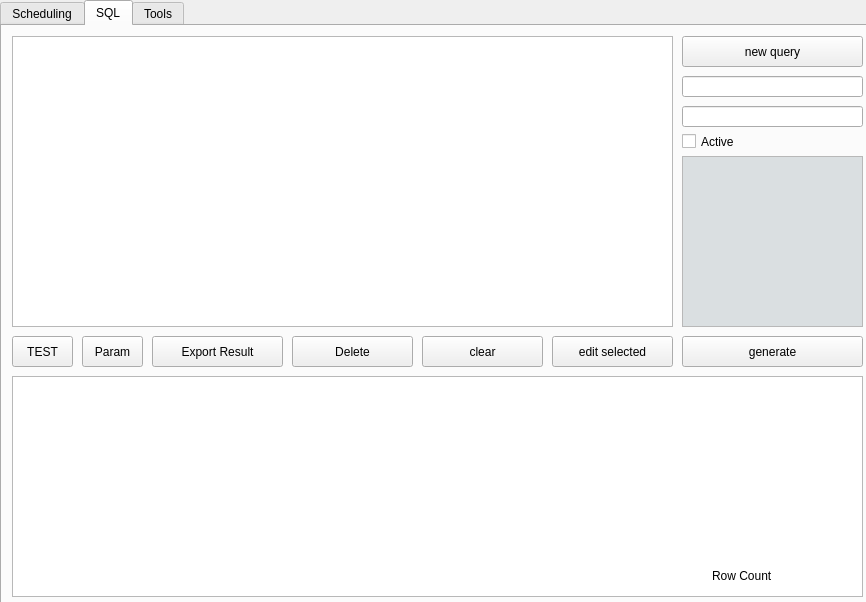
Before: the Qt Designer form reporter.ui in Davebudil/reporter, drawn with Qt 5.
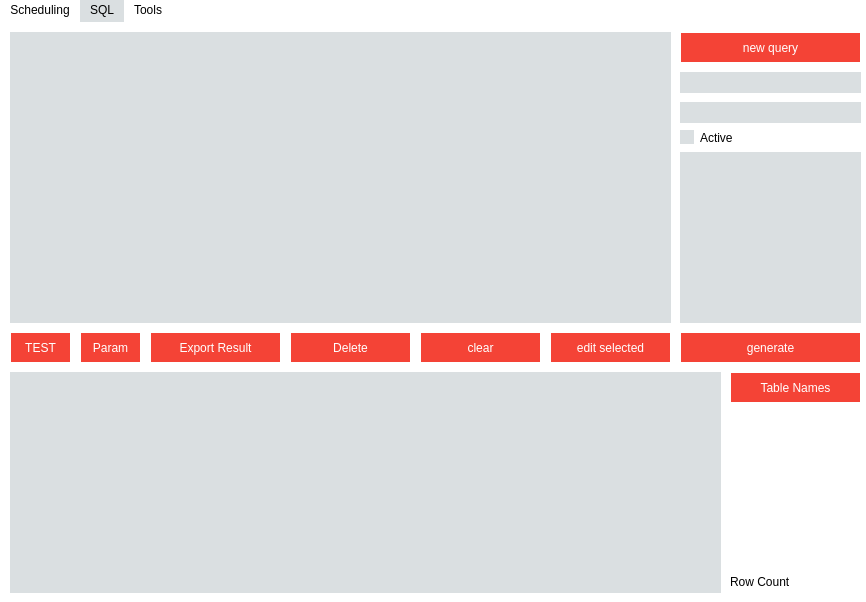
After: the same form once the commit is applied. Icons and pictures are not drawn.

Commit message: Fixed master parameter crashes, found bug with CSV generation. Now working on displaying the database info -> table names and column names, half done.

The edit to the form file:
```diff
--- a/reporter.ui
+++ b/reporter.ui
@@ -475,7 +475,7 @@
 
 QTabWidget::tab-bar {
   left: 0px; /* Test this out on OS X, it will affect the tabs in the Options Dialog, on OS X they are centered */
-}tak</string>
+}</string>
   </property>
   <widget class="QWidget" name="centralWidget">
    <property name="styleSheet">
@@ -2746,7 +2746,7 @@
        <rect>
         <x>10</x>
         <y>350</y>
-        <width>851</width>
+        <width>711</width>
         <height>221</height>
        </rect>
       </property>
@@ -2877,8 +2877,8 @@
         <rect>
          <x>0</x>
          <y>0</y>
-         <width>179</width>
-         <height>169</height>
+         <width>181</width>
+         <height>171</height>
         </rect>
        </property>
        <property name="styleSheet">
@@ -2957,8 +2957,8 @@
      <widget class="QLabel" name="sqlDataCount">
       <property name="geometry">
        <rect>
-        <x>800</x>
-        <y>540</y>
+        <x>810</x>
+        <y>550</y>
         <width>51</width>
         <height>20</height>
        </rect>
@@ -2970,8 +2970,8 @@
      <widget class="QLabel" name="sqlDataCount_2">
       <property name="geometry">
        <rect>
-        <x>710</x>
-        <y>540</y>
+        <x>730</x>
+        <y>550</y>
         <width>91</width>
         <height>20</height>
        </rect>
@@ -2996,6 +2996,22 @@
        <string>Param</string>
       </property>
      </widget>
+     <widget class="QToolButton" name="tableNames">
+      <property name="geometry">
+       <rect>
+        <x>730</x>
+        <y>350</y>
+        <width>131</width>
+        <height>31</height>
+       </rect>
+      </property>
+      <property name="styleSheet">
+       <string notr="true"/>
+      </property>
+      <property name="text">
+       <string>Table Names</string>
+      </property>
+     </widget>
     </widget>
     <widget class="QWidget" name="tab">
      <attribute name="title">
```
Left out of the diff: 28 changed lines with no effect on the pictures. The commit also changes 10 other files.
